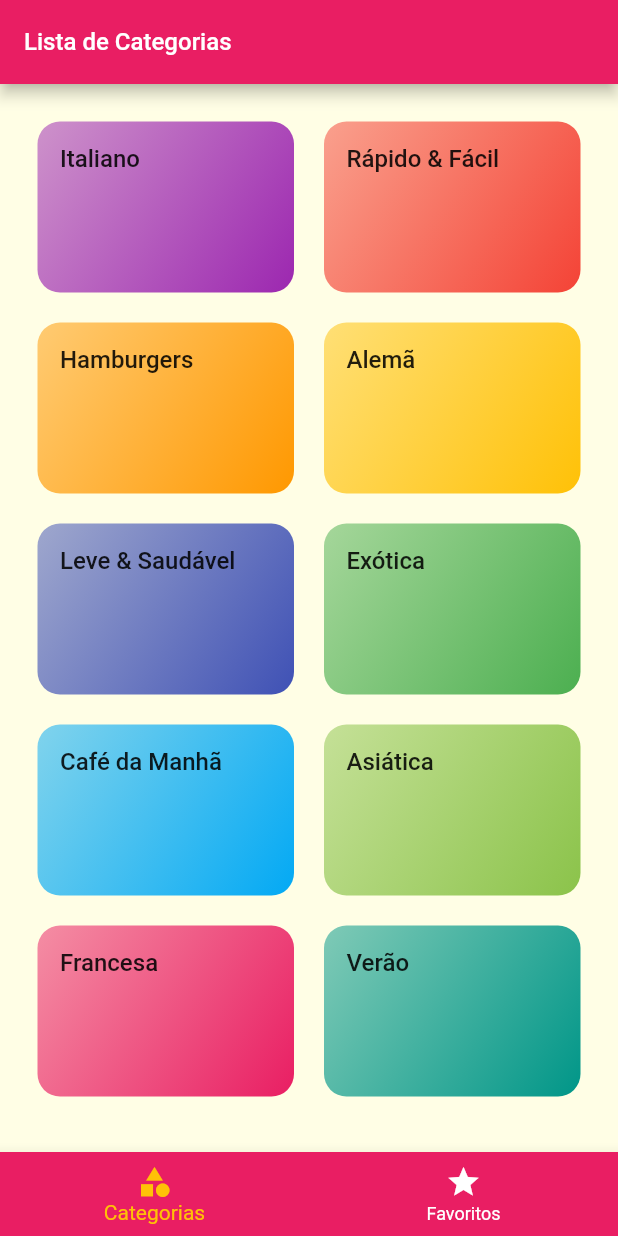
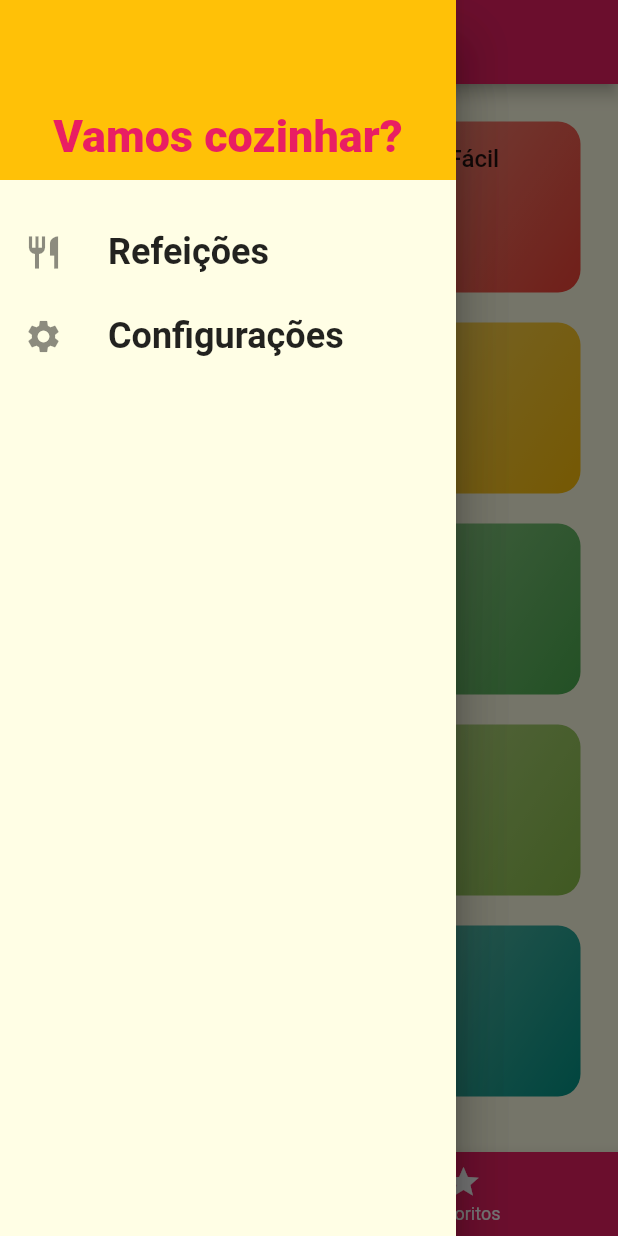
Before and after one commit to LeonardoJaques/meals_app_flutter, a Flutter app: the screen it shows after launch, with the side drawer open (before the commit the screen has no drawer), on a phone screen of 412 x 824 dp. Run offline on Flutter 3.47's test engine with Material 2 defaults, Android fonts, the phone set to English and light mode, and no system bars; Roboto replaces fonts that are missing (RobotoCondensed).

Commit message:
add: drawer in tabs_screen and create a component main_drawer

```diff
--- /dev/null
+++ b/lib/components/main_drawer.dart
@@ -0,0 +1,44 @@
+import 'package:flutter/material.dart';
+
+class MainDrawer extends StatelessWidget {
+  const MainDrawer({super.key});
+
+  @override
+  Widget build(BuildContext context) {
+    Widget _createItem(IconData icon, String label) {
+      return ListTile(
+        leading: Icon(icon, size: 26),
+        title: Text(label,
+            style: const TextStyle(
+              fontFamily: 'RobotoCondensed',
+              fontSize: 24,
+              fontWeight: FontWeight.bold,
+            )),
+        onTap: () {},
+      );
+    }
+
+    return Drawer(
+      child: Column(
+        children: <Widget>[
+          Container(
+            height: 120,
+            width: double.infinity,
+            padding: const EdgeInsets.all(12),
+            color: Theme.of(context).colorScheme.secondary,
+            alignment: Alignment.bottomCenter,
+            child: Text('Vamos cozinhar?',
+                style: TextStyle(
+                  fontWeight: FontWeight.w900,
+                  fontSize: 30,
+                  color: Theme.of(context).colorScheme.primary,
+                )),
+          ),
+          const SizedBox(height: 20),
+          _createItem(Icons.restaurant, 'Refeições'),
+          _createItem(Icons.settings, 'Configurações'),
+        ],
+      ),
+    );
+  }
+}
--- a/lib/screens/tabs_screen.dart
+++ b/lib/screens/tabs_screen.dart
@@ -1,6 +1,8 @@
 import 'package:flutter/material.dart';
 import 'package:meals_app_flutter/screens/categories_screen.dart';
 import 'package:meals_app_flutter/screens/favorite_screen.dart';
+
+import '../components/main_drawer.dart';
 
 class TabsScreen extends StatefulWidget {
   const TabsScreen({super.key});
@@ -29,6 +31,9 @@ class _TabsScreenState extends State<TabsScreen> {
         title: Text(_screens[_selectedScreenIndex]['title'] as String),
       ),
       body: _screens[_selectedScreenIndex]['screen'] as Widget,
+      drawer: const Drawer(
+        child: MainDrawer(),
+      ),
       bottomNavigationBar: BottomNavigationBar(
           onTap: _selectScreen,
           backgroundColor: Theme.of(context).colorScheme.primary,
```
